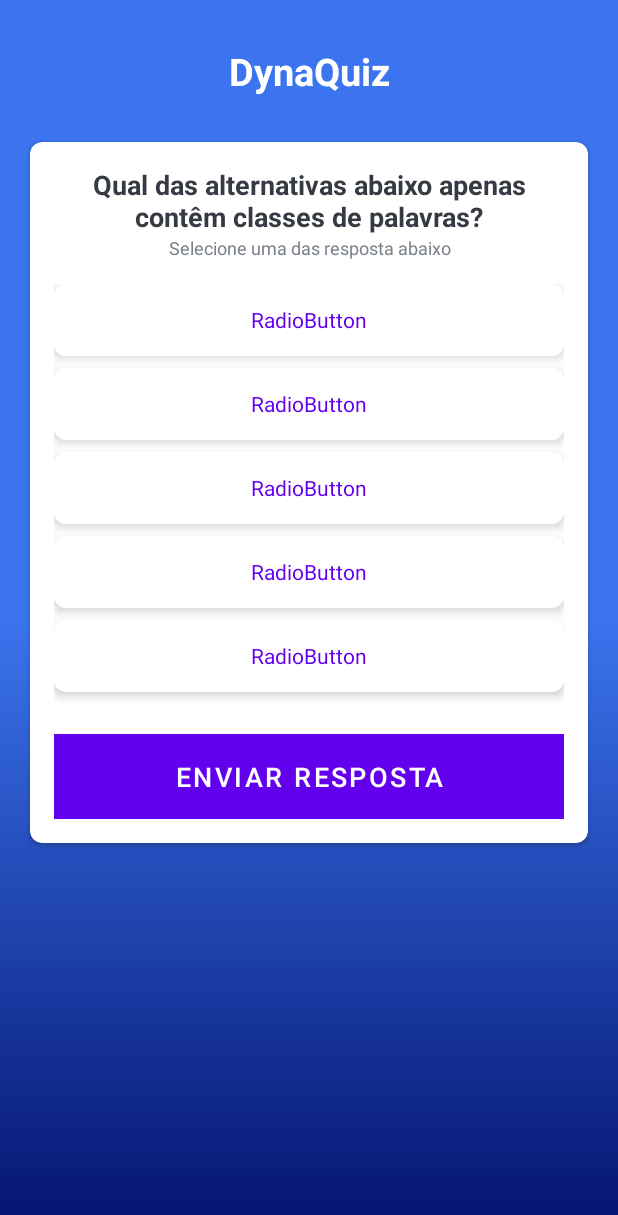
After one commit to wagmattei/DinaQuizz, an Android app: the QuizzQuestionActivity screen opened directly, with no data from a screen before it, on a phone screen of 412 x 824 dp. The commit adds this screen. Shown: the top 1215 px of the screen. Run offline under Robolectric (Android 15) with nearby library versions, the phone set to English and light mode, and no system bars.

Commit message:
feat: created Question screen

```diff
--- a/app/src/main/AndroidManifest.xml
+++ b/app/src/main/AndroidManifest.xml
@@ -10,6 +10,9 @@
         android:supportsRtl="true"
         android:theme="@style/Theme.DinaQuizz">
         <activity
+            android:name=".ui.quizquestion.QuizzQuestionActivity"
+            android:exported="false" />
+        <activity
             android:name=".ui.main.MainActivity"
             android:exported="true">
             <intent-filter>
--- a/app/src/main/java/com/wagmattei/dinaquizz/ui/main/MainActivity.kt
+++ b/app/src/main/java/com/wagmattei/dinaquizz/ui/main/MainActivity.kt
@@ -1,15 +1,23 @@
 package com.wagmattei.dinaquizz.ui.main
 
+import android.content.Intent
 import androidx.appcompat.app.AppCompatActivity
 import android.os.Bundle
 import android.view.View
 import com.wagmattei.dinaquizz.R
+import com.wagmattei.dinaquizz.ui.quizquestion.QuizzQuestionActivity
+import kotlinx.android.synthetic.main.activity_main.*
 
 class MainActivity : AppCompatActivity() {
     override fun onCreate(savedInstanceState: Bundle?) {
         super.onCreate(savedInstanceState)
         setContentView(R.layout.activity_main)
         hideActionBar()
+
+        // Only for teste, replace it
+        btn_start.setOnClickListener{
+            startActivity(Intent(this, QuizzQuestionActivity::class.java))
+        }
 
     }
 
--- /dev/null
+++ b/app/src/main/java/com/wagmattei/dinaquizz/ui/quizquestion/QuizzQuestionActivity.kt
@@ -0,0 +1,12 @@
+package com.wagmattei.dinaquizz.ui.quizquestion
+
+import androidx.appcompat.app.AppCompatActivity
+import android.os.Bundle
+import com.wagmattei.dinaquizz.R
+
+class QuizzQuestionActivity : AppCompatActivity() {
+    override fun onCreate(savedInstanceState: Bundle?) {
+        super.onCreate(savedInstanceState)
+        setContentView(R.layout.activity_quizz_question)
+    }
+}
--- /dev/null
+++ b/app/src/main/res/drawable/quizz_option_normal.xml
@@ -0,0 +1,7 @@
+<?xml version="1.0" encoding="utf-8"?>
+<shape xmlns:android="http://schemas.android.com/apk/res/android"
+    android:shape="rectangle">
+    <solid android:color="@color/white" />
+    <corners android:radius="8dp" />
+
+</shape>
--- /dev/null
+++ b/app/src/main/res/drawable/quizz_option_selected.xml
@@ -0,0 +1,6 @@
+<?xml version="1.0" encoding="utf-8"?>
+<shape xmlns:android="http://schemas.android.com/apk/res/android"
+    android:shape="rectangle">
+    <solid android:color="@color/purple_200" />
+    <corners android:radius="8dp" />
+</shape>
--- /dev/null
+++ b/app/src/main/res/drawable/radio_selector.xml
@@ -0,0 +1,7 @@
+<?xml version="1.0" encoding="utf-8"?>
+<selector xmlns:android="http://schemas.android.com/apk/res/android">
+    <item android:state_checked="true"
+        android:drawable="@drawable/quizz_option_selected" />
+    <item android:state_checked="false"
+        android:drawable="@drawable/quizz_option_normal" />
+</selector>
--- /dev/null
+++ b/app/src/main/res/drawable/text_color.xml
@@ -0,0 +1,8 @@
+<?xml version="1.0" encoding="utf-8"?>
+<selector xmlns:android="http://schemas.android.com/apk/res/android">
+    <item android:state_checked="true"
+        android:color="@color/white"
+        />
+    <item android:state_checked="false" android:color="@color/purple_500"
+        />
+</selector>
--- /dev/null
+++ b/app/src/main/res/layout/activity_quizz_question.xml
@@ -0,0 +1,157 @@
+<?xml version="1.0" encoding="utf-8"?>
+<ScrollView xmlns:android="http://schemas.android.com/apk/res/android"
+    xmlns:app="http://schemas.android.com/apk/res-auto"
+    xmlns:tools="http://schemas.android.com/tools"
+    android:layout_width="match_parent"
+    android:layout_height="match_parent"
+    android:fillViewport="true"
+    tools:context=".ui.quizquestion.QuizzQuestionActivity">
+
+    <LinearLayout
+        android:layout_width="match_parent"
+        android:layout_height="match_parent"
+        android:background="@drawable/background"
+        android:gravity="center_horizontal"
+        android:orientation="vertical">
+
+        <TextView
+            android:id="@+id/tv_app_name"
+            android:layout_width="match_parent"
+            android:layout_height="wrap_content"
+            android:layout_marginTop="30dp"
+            android:layout_marginBottom="30dp"
+            android:gravity="center"
+            android:text="@string/loginTitle"
+            android:textColor="@color/white"
+            android:textSize="25sp"
+            android:textStyle="bold" />
+
+        <androidx.cardview.widget.CardView
+            android:layout_width="match_parent"
+            android:layout_height="wrap_content"
+            android:layout_marginStart="20dp"
+            android:layout_marginEnd="20dp"
+            android:layout_marginBottom="30dp"
+            android:background="@color/white"
+            android:elevation="5dp"
+            app:cardCornerRadius="8dp">
+
+            <LinearLayout
+                android:layout_width="match_parent"
+                android:layout_height="wrap_content"
+                android:orientation="vertical"
+                android:padding="16dp">
+
+
+                <TextView
+                    android:layout_width="match_parent"
+                    android:layout_height="wrap_content"
+                    android:gravity="center"
+                    android:text="Qual das alternativas abaixo apenas contêm classes de palavras?"
+                    android:textColor="#363A43"
+                    android:textSize="18sp"
+                    android:textStyle="bold"/>
+
+                <TextView
+                    android:layout_width="match_parent"
+                    android:layout_height="wrap_content"
+                    android:gravity="center"
+                    android:text="@string/quizQuestion_info_answer"
+                    android:textColor="#7A8089"
+                    android:textSize="12sp"
+                    />
+
+
+                <RadioGroup
+                    android:layout_width="match_parent"
+                    android:layout_height="match_parent"
+                    android:layout_marginTop="16dp">
+
+                    <!-- Pesquisar com tornar isso um estilo -->
+                    <RadioButton
+                        android:id="@+id/radioButton"
+                        android:layout_width="match_parent"
+                        android:layout_height="wrap_content"
+                        android:text="RadioButton"
+                        tools:checked="true"
+                        android:layout_marginBottom="8dp"
+                        android:button="@android:color/transparent"
+                        android:background="@drawable/radio_selector"
+                        android:textColor="@drawable/text_color"
+                        android:textAlignment="center"
+                        android:elevation="4dp"
+                        />
+
+                    <RadioButton
+                        android:id="@+id/radioButton2"
+                        android:layout_width="match_parent"
+                        android:layout_height="wrap_content"
+                        android:text="RadioButton"
+                        android:layout_marginBottom="8dp"
+                        android:button="@android:color/transparent"
+                        android:background="@drawable/radio_selector"
+                        android:textColor="@drawable/text_color"
+                        android:textAlignment="center"
+                        android:elevation="4dp"
+                        />
+
+                    <RadioButton
+                        android:id="@+id/radioButton3"
+                        android:layout_width="match_parent"
+                        android:layout_height="wrap_content"
+                        android:text="RadioButton"
+                        android:layout_marginBottom="8dp"
+                        android:button="@android:color/transparent"
+                        android:background="@drawable/radio_selector"
+                        android:textColor="@drawable/text_color"
+                        android:textAlignment="center"
+                        android:elevation="4dp"
+                        />
+
+                    <RadioButton
+                        android:id="@+id/radioButton4"
+                        android:layout_width="match_parent"
+                        android:layout_height="wrap_content"
+                        android:text="RadioButton"
+                        android:layout_marginBottom="8dp"
+                        android:button="@android:color/transparent"
+                        android:background="@drawable/radio_selector"
+                        android:textColor="@drawable/text_color"
+                        android:textAlignment="center"
+                        android:elevation="4dp"
+                        />
+
+                    <RadioButton
+                        android:id="@+id/radioButton5"
+                        android:layout_width="match_parent"
+                        android:layout_height="wrap_content"
+                        android:text="RadioButton"
+                        android:layout_marginBottom="8dp"
+                        android:button="@android:color/transparent"
+                        android:background="@drawable/radio_selector"
+                        android:textColor="@drawable/text_color"
+                        android:textAlignment="center"
+                        android:elevation="4dp"
+                        />
+                </RadioGroup>
+
+                <Button
+                    style="@android:style/MediaButton"
+                    android:id="@+id/btn_sendAnswer"
+                    android:layout_width="match_parent"
+                    android:layout_height="wrap_content"
+                    android:text="@string/quizzQuestion_send_answer"
+                    android:background="?attr/colorPrimary"
+                    android:textColor="@color/white"
+                    android:textSize="18sp"
+                    android:layout_marginTop="20dp"
+                    android:padding="10dp"/>
+
+
+            </LinearLayout>
+
+        </androidx.cardview.widget.CardView>
+
+
+    </LinearLayout>
+</ScrollView>
--- a/app/src/main/res/values/strings.xml
+++ b/app/src/main/res/values/strings.xml
@@ -1,7 +1,9 @@
 <resources>
-    <string name="app_name">DinaQuizz</string>
-    <string name="loginTitle">DinaQuiz</string>
+    <string name="app_name">DynaQuizz</string>
+    <string name="loginTitle">DynaQuiz</string>
     <string name="login_wellcome">Bem Vindo!</string>
     <string name="login_ask_name">Digite seu nome ou apelido</string>
     <string name="login_start">Começar</string>
+    <string name="quizzQuestion_send_answer">Enviar Resposta</string>
+    <string name="quizQuestion_info_answer">Selecione uma das resposta abaixo</string>
 </resources>
```
